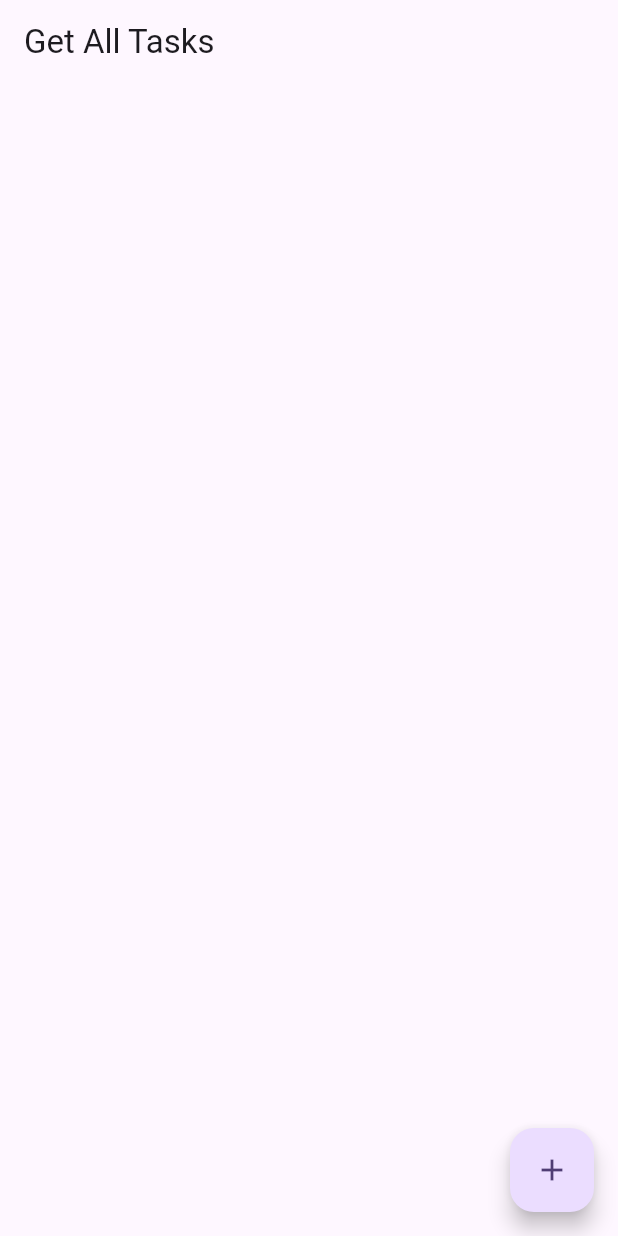
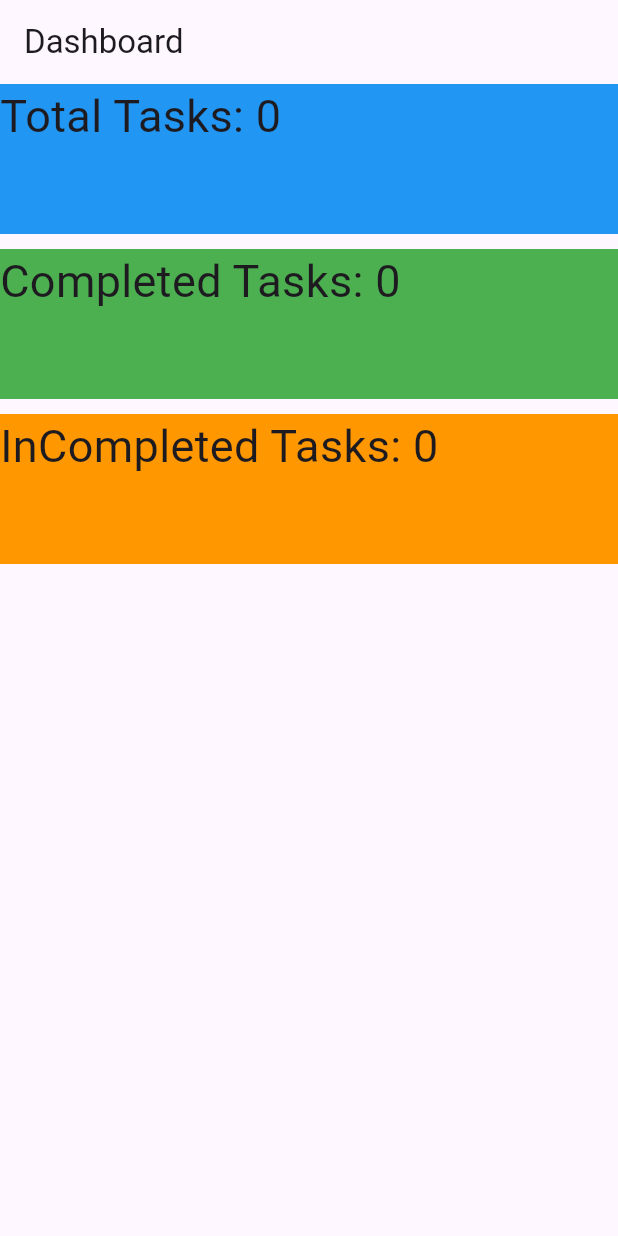
Before and after one commit to MuhammadAliKust/Usman-ToDo-App, a Flutter app: the screen it shows after launch, on a phone screen of 412 x 824 dp. Run offline on Flutter 3.47's test engine with Material 3 defaults, Android fonts, the phone set to English and light mode, and no system bars; our stand-ins replace cloud_firestore, firebase_core, loading_overlay; accounts and stored records are empty.

Commit message:
Create and Read Done

```diff
--- /dev/null
+++ b/lib/dashboard.dart
@@ -0,0 +1,86 @@
+import 'package:flutter/material.dart';
+import 'package:provider/provider.dart';
+import 'package:usman_todo/get_all_task.dart';
+import 'package:usman_todo/services/task.dart';
+
+import 'models/task.dart';
+
+class DashBoardView extends StatelessWidget {
+  const DashBoardView({super.key});
+
+  @override
+  Widget build(BuildContext context) {
+    return Scaffold(
+      appBar: AppBar(
+        title: Text("Dashboard"),
+      ),
+      body: StreamProvider.value(
+          value: TaskServices().getInCompletedTasks(),
+          initialData: [TaskModel()],
+          builder: (context, child) {
+            List<TaskModel> inCompletedTaskList =
+                context.watch<List<TaskModel>>();
+            return StreamProvider.value(
+                value: TaskServices().getCompletedTasks(),
+                initialData: [TaskModel()],
+                builder: (context, child) {
+                  List<TaskModel> completedTaskList =
+                      context.watch<List<TaskModel>>();
+                  return StreamProvider.value(
+                      value: TaskServices().getAllTasks(),
+                      initialData: [TaskModel()],
+                      builder: (context, child) {
+                        List<TaskModel> taskList =
+                            context.watch<List<TaskModel>>();
+                        return Column(
+                          children: [
+                            InkWell(
+                              onTap: () {
+                                Navigator.push(
+                                    context,
+                                    MaterialPageRoute(
+                                        builder: (context) =>
+                                            GetAllTaskView()));
+                              },
+                              child: Container(
+                                height: 100,
+                                color: Colors.blue,
+                                width: MediaQuery.of(context).size.width,
+                                child: Text(
+                                  "Total Tasks: ${taskList.length.toString()}",
+                                  style: TextStyle(fontSize: 30),
+                                ),
+                              ),
+                            ),
+                            SizedBox(
+                              height: 10,
+                            ),
+                            Container(
+                              height: 100,
+                              color: Colors.green,
+                              width: MediaQuery.of(context).size.width,
+                              child: Text(
+                                "Completed Tasks: ${completedTaskList.length.toString()}",
+                                style: TextStyle(fontSize: 30),
+                              ),
+                            ),
+                            SizedBox(
+                              height: 10,
+                            ),
+                            Container(
+                              height: 100,
+                              color: Colors.orange,
+                              width: MediaQuery.of(context).size.width,
+                              child: Text(
+                                "InCompleted Tasks: ${inCompletedTaskList.length.toString()}",
+                                style: TextStyle(fontSize: 30),
+                              ),
+                            ),
+                          ],
+                        );
+                      });
+                });
+          }),
+    );
+  }
+}
--- a/lib/main.dart
+++ b/lib/main.dart
@@ -1,5 +1,6 @@
 import 'package:firebase_core/firebase_core.dart';
 import 'package:flutter/material.dart';
+import 'package:usman_todo/dashboard.dart';
 import 'package:usman_todo/get_all_task.dart';
 
 void main() async {
@@ -36,7 +37,7 @@ class MyApp extends StatelessWidget {
         colorScheme: ColorScheme.fromSeed(seedColor: Colors.deepPurple),
         useMaterial3: true,
       ),
-      home: GetAllTaskView(),
+      home: DashBoardView(),
     );
   }
 }
--- a/pubspec.yaml
+++ b/pubspec.yaml
@@ -39,6 +39,7 @@ dependencies:
   cloud_firestore: ^4.3.1
   firebase_auth: ^4.2.4
   provider: ^6.0.5
+  loading_overlay: ^0.3.0
 
 dev_dependencies:
   flutter_test:
```
Also changed, not shown: lib/add_task.dart (+69 -9 lines), lib/get_all_task.dart (+9 -0 lines), pubspec.lock.
